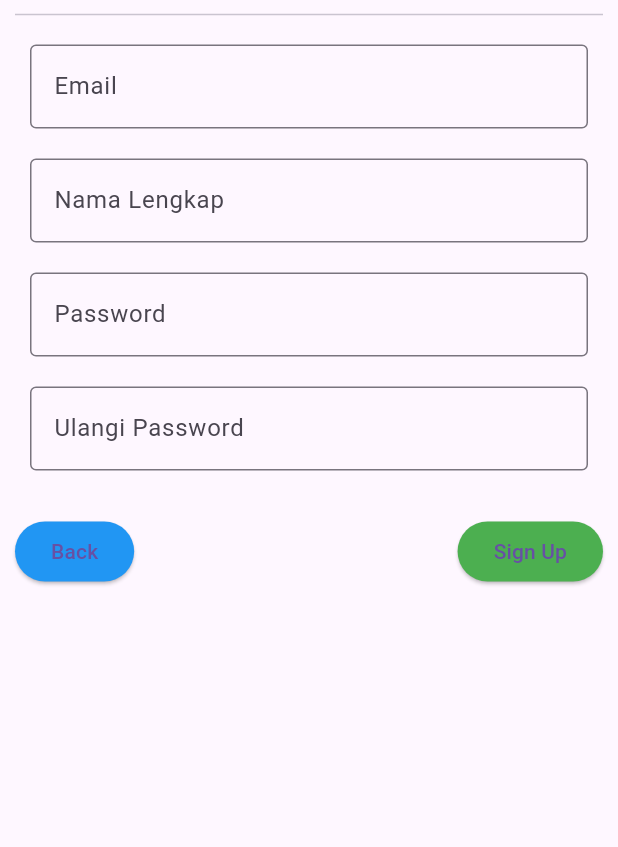
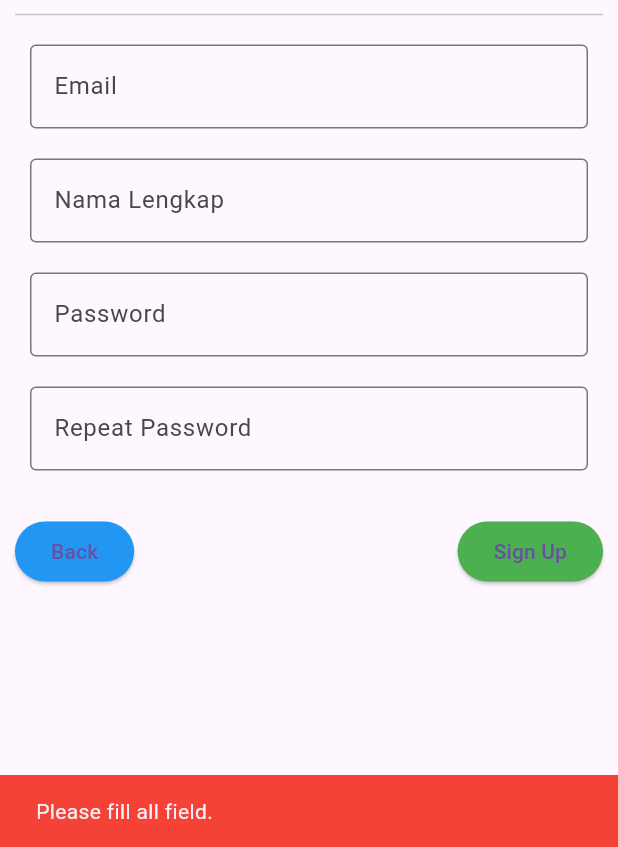
Before and after one commit to ivanchristiann/dolanyuk, a Flutter app: the Register screen opened directly, after a tap on "Sign Up", on a phone screen of 412 x 824 dp, the part 389-1236 px from its top. Run offline on Flutter 3.47's test engine with Material 3 defaults, Android fonts, the phone set to English and light mode, and no system bars; our stand-ins replace shared_preferences; accounts and stored records are empty; network calls fail.

Commit message:
register done

```diff
--- a/lib/screen/register.dart
+++ b/lib/screen/register.dart
@@ -27,8 +27,79 @@ class Register extends StatefulWidget {
 }
 
 class _RegisterState extends State<Register> {
-  String _user_id = '';
+  String _user_email = '';
+  String _user_nama = "";
   String _user_password = "";
+  String _user_repeat_password = "";
+
+  List<String> emails = [];
+
+  Future<String> fetchData() async {
+    final response = await http.get(Uri.parse(
+        "https://ubaya.me/flutter/160420056/dolanyuk/checkemail.php"));
+    if (response.statusCode == 200) {
+      Map<String, dynamic> jsonData = jsonDecode(response.body);
+      if (jsonData['result'] == 'success') {
+        List<Map<String, dynamic>> dataList =
+            List<Map<String, dynamic>>.from(jsonData['data']);
+        for (var data in dataList) {
+          emails.add(data['email']);
+        }
+        setState(() {});
+        return response.body;
+      } else {
+        throw Exception('Failed to fetch data: ${jsonData['result']}');
+      }
+    } else {
+      throw Exception('Failed to read API');
+    }
+  }
+
+  void submit() async {
+    final response = await http.post(
+        Uri.parse("https://ubaya.me/flutter/160420056/dolanyuk/register.php"),
+        body: {
+          'name': _user_nama,
+          'email': _user_email,
+          'password': _user_password,
+        });
+    if (response.statusCode == 200) {
+      Map json = jsonDecode(response.body);
+      if (json['result'] == 'success') {
+        if (!mounted) return;
+        showDialog(
+          context: context,
+          builder: (context) {
+            return AlertDialog(
+              title: Text('Success'),
+              content: Text('Success Registered New Account'),
+              actions: <Widget>[
+                TextButton(
+                  onPressed: () {
+                    Navigator.push(
+                      context,
+                      MaterialPageRoute(builder: (context) => MyLogin()),
+                    );
+                  },
+                  child: Text('Close'),
+                ),
+              ],
+            );
+          },
+        );
+      }
+    } else {
+      ScaffoldMessenger.of(context)
+          .showSnackBar(SnackBar(content: Text('Error')));
+      throw Exception('Failed to read API');
+    }
+  }
+
+  @override
+  void initState() {
+    super.initState();
+    fetchData();
+  }
 
   @override
   Widget build(BuildContext context) {
@@ -61,7 +132,9 @@ class _RegisterState extends State<Register> {
                 padding: EdgeInsets.all(10),
                 child: TextField(
                   onChanged: (v) {
-                    setState(() {});
+                    setState(() {
+                      _user_email = v;
+                    });
                   },
                   decoration: const InputDecoration(
                     border: OutlineInputBorder(),
@@ -75,7 +148,9 @@ class _RegisterState extends State<Register> {
                 padding: EdgeInsets.all(10),
                 child: TextField(
                   onChanged: (v) {
-                    setState(() {});
+                    setState(() {
+                      _user_nama = v;
+                    });
                   },
                   decoration: const InputDecoration(
                     border: OutlineInputBorder(),
@@ -89,7 +164,9 @@ class _RegisterState extends State<Register> {
                 padding: EdgeInsets.all(10),
                 child: TextField(
                   onChanged: (v) {
-                    setState(() {});
+                    setState(() {
+                      _user_password = v;
+                    });
                   },
                   obscureText: true,
                   decoration: const InputDecoration(
@@ -104,12 +181,14 @@ class _RegisterState extends State<Register> {
                 padding: EdgeInsets.all(10),
                 child: TextField(
                   onChanged: (v) {
-                    setState(() {});
+                    setState(() {
+                      _user_repeat_password = v;
+                    });
                   },
                   obscureText: true,
                   decoration: const InputDecoration(
                     border: OutlineInputBorder(),
-                    labelText: 'Ulangi Password',
+                    labelText: 'Repeat Password',
                   ),
                 ),
               ),
@@ -130,7 +209,9 @@ class _RegisterState extends State<Register> {
                 ),
                 ElevatedButton(
                   onPressed: () {
-                    // Handle sign up button press
+                    if (_validateFields() && !_isEmailExist()) {
+                      submit();
+                    }
                   },
                   style: ElevatedButton.styleFrom(primary: Colors.green),
                   child: Text('Sign Up'),
@@ -142,4 +223,41 @@ class _RegisterState extends State<Register> {
       ),
     );
   }
+
+  bool _validateFields() {
+    if (_user_email.isEmpty ||
+        _user_nama.isEmpty ||
+        _user_password.isEmpty ||
+        _user_repeat_password.isEmpty) {
+      ScaffoldMessenger.of(context).showSnackBar(
+        SnackBar(
+          content: Text('Please fill all field.'),
+          backgroundColor: Colors.red,
+        ),
+      );
+      return false;
+    } else if (_user_password != _user_repeat_password) {
+      ScaffoldMessenger.of(context).showSnackBar(
+        SnackBar(
+          content: Text('Password and Repeat Password must be same.'),
+          backgroundColor: Colors.red,
+        ),
+      );
+      return false;
+    }
+    return true;
+  }
+
+  bool _isEmailExist() {
+    if (emails.contains(_user_email)) {
+      ScaffoldMessenger.of(context).showSnackBar(
+        SnackBar(
+          content: Text('Email has been registered. Please use another email.'),
+          backgroundColor: Colors.red,
+        ),
+      );
+      return true;
+    }
+    return false;
+  }
 }
```
Also changed, not shown: lib/screen/login.dart (+10 -32 lines).
